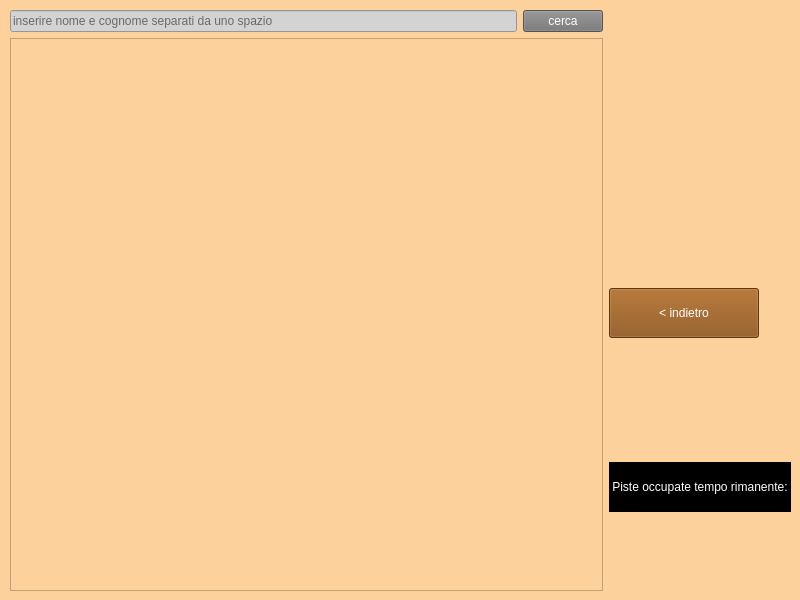
Above: Dipendente/view/gestionePartite.ui from ManuelMarrone/GestioneBowling before the change. Below: the same form after it.
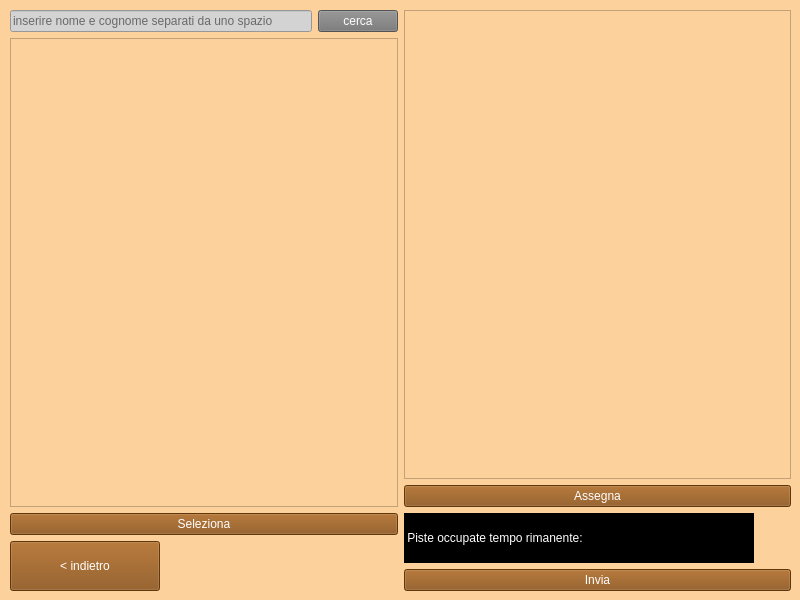
That is the form after the change.

Commit message: modifica mockup gestione partite

Patch:
```diff
--- a/Dipendente/view/gestionePartite.ui
+++ b/Dipendente/view/gestionePartite.ui
@@ -44,6 +44,9 @@
        <layout class="QHBoxLayout" name="horizontalLayout_3">
         <item>
          <widget class="QLineEdit" name="ricercaText">
+          <property name="enabled">
+           <bool>true</bool>
+          </property>
           <property name="styleSheet">
            <string notr="true">background: lightgrey</string>
           </property>
@@ -74,77 +77,414 @@
        </layout>
       </item>
       <item>
-       <widget class="QListWidget" name="clientiList"/>
+       <widget class="QListView" name="listView"/>
+      </item>
+      <item>
+       <widget class="QPushButton" name="selezionaButton">
+        <property name="palette">
+         <palette>
+          <active>
+           <colorrole role="WindowText">
+            <brush brushstyle="SolidPattern">
+             <color alpha="255">
+              <red>255</red>
+              <green>255</green>
+              <blue>255</blue>
+             </color>
+            </brush>
+           </colorrole>
+           <colorrole role="Button">
+            <brush brushstyle="SolidPattern">
+             <color alpha="255">
+              <red>135</red>
+              <green>75</green>
+              <blue>15</blue>
+             </color>
+            </brush>
+           </colorrole>
+           <colorrole role="Text">
+            <brush brushstyle="SolidPattern">
+             <color alpha="255">
+              <red>255</red>
+              <green>255</green>
+              <blue>255</blue>
+             </color>
+            </brush>
+           </colorrole>
+           <colorrole role="ButtonText">
+            <brush brushstyle="SolidPattern">
+             <color alpha="255">
+              <red>255</red>
+              <green>255</green>
+              <blue>255</blue>
+             </color>
+            </brush>
+           </colorrole>
+           <colorrole role="Base">
+            <brush brushstyle="SolidPattern">
+             <color alpha="255">
+              <red>135</red>
+              <green>75</green>
+              <blue>15</blue>
+             </color>
+            </brush>
+           </colorrole>
+           <colorrole role="Window">
+            <brush brushstyle="SolidPattern">
+             <color alpha="255">
+              <red>135</red>
+              <green>75</green>
+              <blue>15</blue>
+             </color>
+            </brush>
+           </colorrole>
+          </active>
+          <inactive>
+           <colorrole role="WindowText">
+            <brush brushstyle="SolidPattern">
+             <color alpha="255">
+              <red>255</red>
+              <green>255</green>
+              <blue>255</blue>
+             </color>
+            </brush>
+           </colorrole>
+           <colorrole role="Button">
+            <brush brushstyle="SolidPattern">
+             <color alpha="255">
+              <red>135</red>
+              <green>75</green>
+              <blue>15</blue>
+             </color>
+            </brush>
+           </colorrole>
+           <colorrole role="Text">
+            <brush brushstyle="SolidPattern">
+             <color alpha="255">
+              <red>255</red>
+              <green>255</green>
+              <blue>255</blue>
+             </color>
+            </brush>
+           </colorrole>
+           <colorrole role="ButtonText">
+            <brush brushstyle="SolidPattern">
+             <color alpha="255">
+              <red>255</red>
+              <green>255</green>
+              <blue>255</blue>
+             </color>
+            </brush>
+           </colorrole>
+           <colorrole role="Base">
+            <brush brushstyle="SolidPattern">
+             <color alpha="255">
+              <red>135</red>
+              <green>75</green>
+              <blue>15</blue>
+             </color>
+            </brush>
+           </colorrole>
+           <colorrole role="Window">
+            <brush brushstyle="SolidPattern">
+             <color alpha="255">
+              <red>135</red>
+              <green>75</green>
+              <blue>15</blue>
+             </color>
+            </brush>
+           </colorrole>
+          </inactive>
+          <disabled>
+           <colorrole role="WindowText">
+            <brush brushstyle="SolidPattern">
+             <color alpha="255">
+              <red>255</red>
+              <green>255</green>
+              <blue>255</blue>
+             </color>
+            </brush>
+           </colorrole>
+           <colorrole role="Button">
+            <brush brushstyle="SolidPattern">
+             <color alpha="255">
+              <red>135</red>
+              <green>75</green>
+              <blue>15</blue>
+             </color>
+            </brush>
+           </colorrole>
+           <colorrole role="Text">
+            <brush brushstyle="SolidPattern">
+             <color alpha="255">
+              <red>255</red>
+              <green>255</green>
+              <blue>255</blue>
+             </color>
+            </brush>
+           </colorrole>
+           <colorrole role="ButtonText">
+            <brush brushstyle="SolidPattern">
+             <color alpha="255">
+              <red>255</red>
+              <green>255</green>
+              <blue>255</blue>
+             </color>
+            </brush>
+           </colorrole>
+           <colorrole role="Base">
+            <brush brushstyle="SolidPattern">
+             <color alpha="255">
+              <red>135</red>
+              <green>75</green>
+              <blue>15</blue>
+             </color>
+            </brush>
+           </colorrole>
+           <colorrole role="Window">
+            <brush brushstyle="SolidPattern">
+             <color alpha="255">
+              <red>135</red>
+              <green>75</green>
+              <blue>15</blue>
+             </color>
+            </brush>
+           </colorrole>
+          </disabled>
+         </palette>
+        </property>
+        <property name="styleSheet">
+         <string notr="true">color: rgb(255, 255, 255);
+background-color: rgb(135, 75, 15);</string>
+        </property>
+        <property name="text">
+         <string>Seleziona</string>
+        </property>
+       </widget>
+      </item>
+      <item>
+       <widget class="QPushButton" name="indietroButton">
+        <property name="minimumSize">
+         <size>
+          <width>150</width>
+          <height>50</height>
+         </size>
+        </property>
+        <property name="maximumSize">
+         <size>
+          <width>150</width>
+          <height>50</height>
+         </size>
+        </property>
+        <property name="styleSheet">
+         <string notr="true">color: white;  background-color: #874B0F</string>
+        </property>
+        <property name="text">
+         <string>&lt; indietro</string>
+        </property>
+       </widget>
       </item>
      </layout>
     </item>
 
     <item>
-     <layout class="QVBoxLayout" name="verticalLayout_2" stretch="0,0,0,0,0,0,0">
+     <layout class="QVBoxLayout" name="verticalLayout_2" stretch="0,0,0,0">
       <property name="sizeConstraint">
        <enum>QLayout::SetFixedSize</enum>
       </property>
 
       <item>
-       <spacer name="verticalSpacer_2">
-        <property name="orientation">
-         <enum>Qt::Vertical</enum>
+       <widget class="QListWidget" name="clientiList">
+        <property name="dragEnabled">
+         <bool>false</bool>
         </property>
-        <property name="sizeType">
-         <enum>QSizePolicy::Fixed</enum>
-        </property>
-        <property name="sizeHint" stdset="0">
-         <size>
-          <width>20</width>
-          <height>200</height>
-         </size>
-        </property>
-       </spacer>
+       </widget>
       </item>
-
       <item>
-       <widget class="QPushButton" name="indietroButton">
-        <property name="minimumSize">
-         <size>
-          <width>150</width>
-          <height>50</height>
-         </size>
-        </property>
-        <property name="maximumSize">
-         <size>
-          <width>150</width>
-          <height>50</height>
-         </size>
+       <widget class="QPushButton" name="assegnaButton">
+        <property name="palette">
+         <palette>
+          <active>
+           <colorrole role="WindowText">
+            <brush brushstyle="SolidPattern">
+             <color alpha="255">
+              <red>255</red>
+              <green>255</green>
+              <blue>255</blue>
+             </color>
+            </brush>
+           </colorrole>
+           <colorrole role="Button">
+            <brush brushstyle="SolidPattern">
+             <color alpha="255">
+              <red>135</red>
+              <green>75</green>
+              <blue>15</blue>
+             </color>
+            </brush>
+           </colorrole>
+           <colorrole role="Text">
+            <brush brushstyle="SolidPattern">
+             <color alpha="255">
+              <red>255</red>
+              <green>255</green>
+              <blue>255</blue>
+             </color>
+            </brush>
+           </colorrole>
+           <colorrole role="ButtonText">
+            <brush brushstyle="SolidPattern">
+             <color alpha="255">
+              <red>255</red>
+              <green>255</green>
+              <blue>255</blue>
+             </color>
+            </brush>
+           </colorrole>
+           <colorrole role="Base">
+            <brush brushstyle="SolidPattern">
+             <color alpha="255">
+              <red>135</red>
+              <green>75</green>
+              <blue>15</blue>
+             </color>
+            </brush>
+           </colorrole>
+           <colorrole role="Window">
+            <brush brushstyle="SolidPattern">
+             <color alpha="255">
+              <red>135</red>
+              <green>75</green>
+              <blue>15</blue>
+             </color>
+            </brush>
+           </colorrole>
+          </active>
+          <inactive>
+           <colorrole role="WindowText">
+            <brush brushstyle="SolidPattern">
+             <color alpha="255">
+              <red>255</red>
+              <green>255</green>
+              <blue>255</blue>
+             </color>
+            </brush>
+           </colorrole>
+           <colorrole role="Button">
+            <brush brushstyle="SolidPattern">
+             <color alpha="255">
+              <red>135</red>
+              <green>75</green>
+              <blue>15</blue>
+             </color>
+            </brush>
+           </colorrole>
+           <colorrole role="Text">
+            <brush brushstyle="SolidPattern">
+             <color alpha="255">
+              <red>255</red>
+              <green>255</green>
+              <blue>255</blue>
+             </color>
+            </brush>
+           </colorrole>
+           <colorrole role="ButtonText">
+            <brush brushstyle="SolidPattern">
+             <color alpha="255">
+              <red>255</red>
+              <green>255</green>
+              <blue>255</blue>
+             </color>
+            </brush>
+           </colorrole>
+           <colorrole role="Base">
+            <brush brushstyle="SolidPattern">
+             <color alpha="255">
+              <red>135</red>
+              <green>75</green>
+              <blue>15</blue>
+             </color>
+            </brush>
+           </colorrole>
+           <colorrole role="Window">
+            <brush brushstyle="SolidPattern">
+             <color alpha="255">
+              <red>135</red>
+              <green>75</green>
+              <blue>15</blue>
+             </color>
+            </brush>
+           </colorrole>
+          </inactive>
+          <disabled>
+           <colorrole role="WindowText">
+            <brush brushstyle="SolidPattern">
+             <color alpha="255">
+              <red>255</red>
+              <green>255</green>
+              <blue>255</blue>
+             </color>
+            </brush>
+           </colorrole>
+           <colorrole role="Button">
+            <brush brushstyle="SolidPattern">
+             <color alpha="255">
+              <red>135</red>
+              <green>75</green>
+              <blue>15</blue>
+             </color>
+            </brush>
+           </colorrole>
+           <colorrole role="Text">
+            <brush brushstyle="SolidPattern">
+             <color alpha="255">
+              <red>255</red>
+              <green>255</green>
+              <blue>255</blue>
+             </color>
+            </brush>
+           </colorrole>
+           <colorrole role="ButtonText">
+            <brush brushstyle="SolidPattern">
+             <color alpha="255">
+              <red>255</red>
+              <green>255</green>
+              <blue>255</blue>
+             </color>
+            </brush>
+           </colorrole>
+           <colorrole role="Base">
+            <brush brushstyle="SolidPattern">
+             <color alpha="255">
+              <red>135</red>
+              <green>75</green>
+              <blue>15</blue>
+             </color>
+            </brush>
+           </colorrole>
+           <colorrole role="Window">
+            <brush brushstyle="SolidPattern">
+             <color alpha="255">
+              <red>135</red>
+              <green>75</green>
+              <blue>15</blue>
+             </color>
+            </brush>
+           </colorrole>
+          </disabled>
+         </palette>
         </property>
         <property name="styleSheet">
-         <string notr="true">color: white;  background-color: #874B0F</string>
+         <string notr="true">color: rgb(255, 255, 255);
+background-color: rgb(135, 75, 15);</string>
         </property>
         <property name="text">
-         <string>&lt; indietro</string>
+         <string>Assegna</string>
         </property>
        </widget>
       </item>
-
       <item>
-       <spacer name="verticalSpacer_3">
-        <property name="orientation">
-         <enum>Qt::Vertical</enum>
-        </property>
-        <property name="sizeType">
-         <enum>QSizePolicy::Fixed</enum>
-        </property>
-        <property name="sizeHint" stdset="0">
-         <size>
-          <width>20</width>
-          <height>40</height>
-         </size>
-        </property>
-       </spacer>
-      </item>
-
-
-      <item>
-       <widget class="QLabel">
+       <widget class="QLabel" name="label">
         <property name="minimumSize">
          <size>
           <width>150</width>
@@ -165,7 +505,189 @@
         </property>
        </widget>
       </item>
-
+      <item>
+       <widget class="QPushButton" name="inviaButton">
+        <property name="palette">
+         <palette>
+          <active>
+           <colorrole role="WindowText">
+            <brush brushstyle="SolidPattern">
+             <color alpha="255">
+              <red>255</red>
+              <green>255</green>
+              <blue>255</blue>
+             </color>
+            </brush>
+           </colorrole>
+           <colorrole role="Button">
+            <brush brushstyle="SolidPattern">
+             <color alpha="255">
+              <red>135</red>
+              <green>75</green>
+              <blue>15</blue>
+             </color>
+            </brush>
+           </colorrole>
+           <colorrole role="Text">
+            <brush brushstyle="SolidPattern">
+             <color alpha="255">
+              <red>255</red>
+              <green>255</green>
+              <blue>255</blue>
+             </color>
+            </brush>
+           </colorrole>
+           <colorrole role="ButtonText">
+            <brush brushstyle="SolidPattern">
+             <color alpha="255">
+              <red>255</red>
+              <green>255</green>
+              <blue>255</blue>
+             </color>
+            </brush>
+           </colorrole>
+           <colorrole role="Base">
+            <brush brushstyle="SolidPattern">
+             <color alpha="255">
+              <red>135</red>
+              <green>75</green>
+              <blue>15</blue>
+             </color>
+            </brush>
+           </colorrole>
+           <colorrole role="Window">
+            <brush brushstyle="SolidPattern">
+             <color alpha="255">
+              <red>135</red>
+              <green>75</green>
+              <blue>15</blue>
+             </color>
+            </brush>
+           </colorrole>
+          </active>
+          <inactive>
+           <colorrole role="WindowText">
+            <brush brushstyle="SolidPattern">
+             <color alpha="255">
+              <red>255</red>
+              <green>255</green>
+              <blue>255</blue>
+             </color>
+            </brush>
+           </colorrole>
+           <colorrole role="Button">
+            <brush brushstyle="SolidPattern">
+             <color alpha="255">
+              <red>135</red>
+              <green>75</green>
+              <blue>15</blue>
+             </color>
+            </brush>
+           </colorrole>
+           <colorrole role="Text">
+            <brush brushstyle="SolidPattern">
+             <color alpha="255">
+              <red>255</red>
+              <green>255</green>
+              <blue>255</blue>
+             </color>
+            </brush>
+           </colorrole>
+           <colorrole role="ButtonText">
+            <brush brushstyle="SolidPattern">
+             <color alpha="255">
+              <red>255</red>
+              <green>255</green>
+              <blue>255</blue>
+             </color>
+            </brush>
+           </colorrole>
+           <colorrole role="Base">
+            <brush brushstyle="SolidPattern">
+             <color alpha="255">
+              <red>135</red>
+              <green>75</green>
+              <blue>15</blue>
+             </color>
+            </brush>
+           </colorrole>
+           <colorrole role="Window">
+            <brush brushstyle="SolidPattern">
+             <color alpha="255">
+              <red>135</red>
+              <green>75</green>
+              <blue>15</blue>
+             </color>
+            </brush>
+           </colorrole>
+          </inactive>
+          <disabled>
+           <colorrole role="WindowText">
+            <brush brushstyle="SolidPattern">
+             <color alpha="255">
+              <red>255</red>
+              <green>255</green>
+              <blue>255</blue>
+             </color>
+            </brush>
+           </colorrole>
+           <colorrole role="Button">
+            <brush brushstyle="SolidPattern">
+             <color alpha="255">
+              <red>135</red>
+              <green>75</green>
+              <blue>15</blue>
+             </color>
+            </brush>
+           </colorrole>
+           <colorrole role="Text">
+            <brush brushstyle="SolidPattern">
+             <color alpha="255">
+              <red>255</red>
+              <green>255</green>
+              <blue>255</blue>
+             </color>
+            </brush>
+           </colorrole>
+           <colorrole role="ButtonText">
+            <brush brushstyle="SolidPattern">
+             <color alpha="255">
+              <red>255</red>
+              <green>255</green>
+              <blue>255</blue>
+             </color>
+            </brush>
+           </colorrole>
+           <colorrole role="Base">
+            <brush brushstyle="SolidPattern">
+             <color alpha="255">
+              <red>135</red>
+              <green>75</green>
+              <blue>15</blue>
+             </color>
+            </brush>
+           </colorrole>
+           <colorrole role="Window">
+            <brush brushstyle="SolidPattern">
+             <color alpha="255">
+              <red>135</red>
+              <green>75</green>
+              <blue>15</blue>
+             </color>
+            </brush>
+           </colorrole>
+          </disabled>
+         </palette>
+        </property>
+        <property name="styleSheet">
+         <string notr="true">color: rgb(255, 255, 255);
+background-color: rgb(135, 75, 15);</string>
+        </property>
+        <property name="text">
+         <string>Invia</string>
+        </property>
+       </widget>
+      </item>
      </layout>
     </item>
    </layout>
```
Left out of the diff: 4 changed lines with no effect on the pictures. The commit also changes 4 other files.
